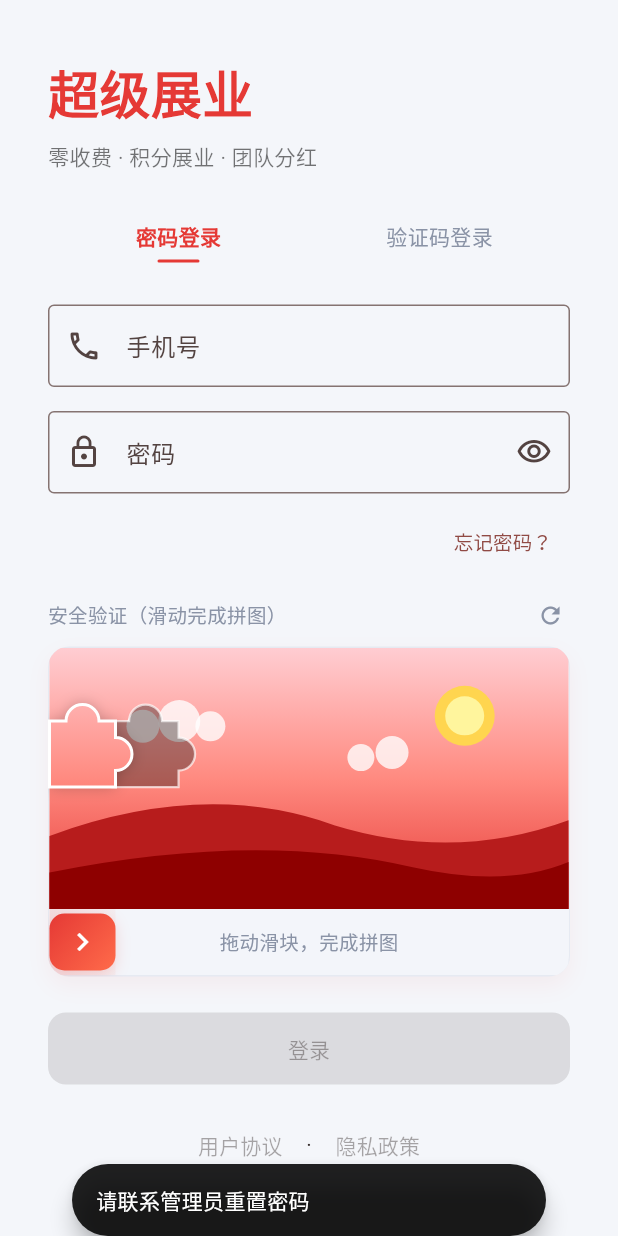
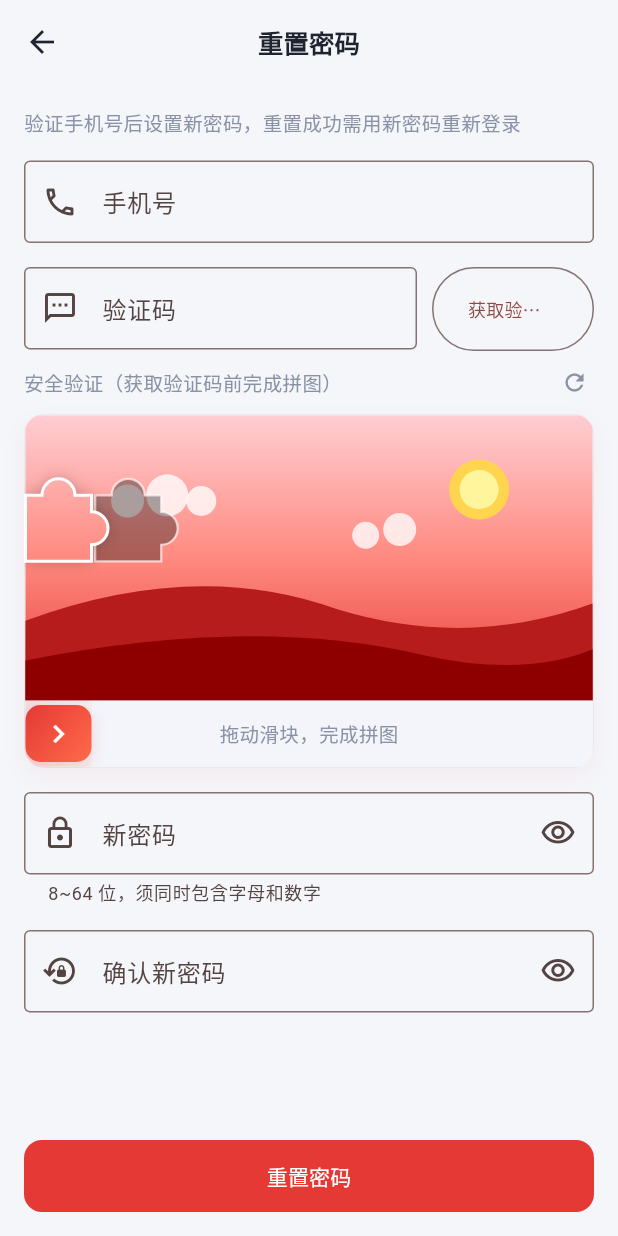
Before and after one commit to assin1203/super-sales-app, a Flutter app: the screen it shows after launch, after a tap on "忘记密码？", on a phone screen of 412 x 824 dp. Run offline on Flutter 3.47's test engine with Material 3 defaults, Android fonts, the phone set to English and light mode, and no system bars; our stand-ins replace dio, flutter_secure_storage, go_router, image_picker, package_info_plus, qr_flutter and 1 more; missing offline and left inert: gal, mobile_scanner; accounts and stored records are empty; network calls fail.

Commit message:
feat(auth): add forgot password page
- login page "忘记密码" now opens /forgot-password instead of a toast
- page: phone + slider captcha + sms code + new password/confirm
- client-side strength rule aligned with server PASSWORD_PATTERN
- submit button pinned to the bottom so it stays visible on long forms
- tests: request body, mismatched confirm, weak password, server rejection

```diff
--- a/lib/core/app_router.dart
+++ b/lib/core/app_router.dart
@@ -9,6 +9,7 @@ import '../features/team/team_tab.dart';
 import '../pages/add_machine_page.dart';
 import '../pages/addresses_page.dart';
 import '../pages/apply_machine_page.dart';
+import '../pages/forgot_password_page.dart';
 import '../pages/login_page.dart';
 import '../pages/machines_page.dart';
 import '../pages/orders_page.dart';
@@ -36,6 +37,11 @@ GoRouter appRouter(AuthProvider auth, {GlobalKey<NavigatorState>? navigatorKey})
       GoRoute(
         path: '/login',
         builder: (context, state) => const LoginPage(),
+      ),
+      // 忘记密码：登录页「忘记密码？」进入，未登录可用
+      GoRoute(
+        path: '/forgot-password',
+        builder: (context, state) => const ForgotPasswordPage(),
       ),
       ShellRoute(
         builder: (context, state, child) => ShellLayout(child: child),
--- /dev/null
+++ b/lib/pages/forgot_password_page.dart
@@ -0,0 +1,321 @@
+import 'dart:async';
+
+import 'package:flutter/material.dart';
+import 'package:go_router/go_router.dart';
+
+import '../core/api/common_api.dart';
+import '../core/api/user_api.dart';
+import '../core/api_client.dart';
+import '../core/slider_captcha.dart';
+import '../core/theme.dart';
+import '../core/toast.dart';
+
+/// 忘记密码（`POST /user/password/reset`，公开端点）：
+/// 手机号 + 短信验证码 + 新密码，无需登录即可访问。
+///
+/// 验证码走与登录同一份 `/common/sms/*`（5 分钟有效、校验通过即消费），
+/// 服务端重置成功后撤销该账号旧 refresh，因此提示用户用新密码重新登录。
+class ForgotPasswordPage extends StatefulWidget {
+  const ForgotPasswordPage({super.key, this.smsApi, this.userApi});
+
+  /// 测试注入点；生产走全局单例（见 [commonApi] / [userApi]）
+  final CommonApi? smsApi;
+  final UserApi? userApi;
+
+  @override
+  State<ForgotPasswordPage> createState() => _ForgotPasswordPageState();
+}
+
+class _ForgotPasswordPageState extends State<ForgotPasswordPage> {
+  late final CommonApi _sms = widget.smsApi ?? commonApi;
+  late final UserApi _users = widget.userApi ?? userApi;
+
+  final _phoneCtrl = TextEditingController();
+  final _codeCtrl = TextEditingController();
+  final _newCtrl = TextEditingController();
+  final _confirmCtrl = TextEditingController();
+  final _formKey = GlobalKey<FormState>();
+
+  bool _obscureNew = true;
+  bool _obscureConfirm = true;
+  bool _verified = false; // 滑块是否已通过
+  bool _sending = false; // 正在请求发送验证码
+  bool _submitting = false;
+  int _countdown = 0; // 重发倒计时（与服务端 60s 冷却对齐）
+  Timer? _timer;
+  int _captchaNonce = 0; // 递增以重建滑块（刷新）
+
+  /// 服务端验证码冷却 60s，前端倒计时与之对齐
+  static const int _resendSeconds = 60;
+
+  /// 大陆手机号：11 位，1[3-9] 开头
+  static final RegExp _phoneRe = RegExp(r'^1[3-9]\d{9}$');
+
+  /// 与服务端 PASSWORD_PATTERN 对齐：8~64 位、须同时含字母与数字、不允许空白
+  static final RegExp _passwordRe = RegExp(r'^(?=.*[A-Za-z])(?=.*\d)\S{8,64}$');
+
+  @override
+  void dispose() {
+    _timer?.cancel();
+    _phoneCtrl.dispose();
+    _codeCtrl.dispose();
+    _newCtrl.dispose();
+    _confirmCtrl.dispose();
+    super.dispose();
+  }
+
+  void _resetCaptcha() {
+    setState(() {
+      _verified = false;
+      _captchaNonce++;
+    });
+  }
+
+  String? _validatePhone(String? v) {
+    final phone = v?.trim() ?? '';
+    if (phone.isEmpty) return '请输入手机号';
+    if (!_phoneRe.hasMatch(phone)) return '手机号格式不正确';
+    return null;
+  }
+
+  String? _validatePassword(String? v) {
+    final pwd = v ?? '';
+    if (pwd.isEmpty) return '请输入新密码';
+    if (!_passwordRe.hasMatch(pwd)) return '8~64 位，须同时包含字母和数字';
+    return null;
+  }
+
+  /// 发送验证码：先过滑块，再起 60s 倒计时
+  Future<void> _sendCode() async {
+    if (_sending || _countdown > 0) return;
+    final phoneError = _validatePhone(_phoneCtrl.text);
+    if (phoneError != null) {
+      showToast(context, phoneError);
+      return;
+    }
+    if (!_verified) {
+      showToast(context, '请先完成滑块验证');
+      return;
+    }
+    setState(() => _sending = true);
+    try {
+      await _sms.sendSms(_phoneCtrl.text.trim());
+      if (!mounted) return;
+      showToast(context, '验证码已发送，5 分钟内有效');
+      _startCountdown();
+    } on ApiException catch (e) {
+      if (!mounted) return;
+      showToast(context, e.displayMessage);
+      // 限流/发送失败让用户重新过滑块，避免反复点
+      _resetCaptcha();
+    } finally {
+      if (mounted) setState(() => _sending = false);
+    }
+  }
+
+  void _startCountdown() {
+    _timer?.cancel();
+    setState(() => _countdown = _resendSeconds);
+    _timer = Timer.periodic(const Duration(seconds: 1), (t) {
+      if (!mounted) {
+        t.cancel();
+        return;
+      }
+      setState(() => _countdown--);
+      if (_countdown <= 0) t.cancel();
+    });
+  }
+
+  /// 提交重置：手机号 + 验证码 + 新密码，成功后回登录页
+  Future<void> _submit() async {
+    if (_submitting) return;
+    if (!(_formKey.currentState?.validate() ?? false)) return;
+    final newPwd = _newCtrl.text.trim();
+    if (newPwd != _confirmCtrl.text.trim()) {
+      showToast(context, '两次输入的新密码不一致');
+      return;
+    }
+
+    setState(() => _submitting = true);
+    try {
+      await _users.resetPassword(
+        phone: _phoneCtrl.text.trim(),
+        code: _codeCtrl.text.trim(),
+        newPassword: newPwd,
+      );
+      if (!mounted) return;
+      showToast(context, '密码已重置，请用新密码登录');
+      context.go('/login');
+    } on ApiException catch (e) {
+      if (!mounted) return;
+      showToast(context, e.displayMessage);
+      // 未注册（20001）等业务失败：让用户改号后重新过滑块
+      _resetCaptcha();
+    } finally {
+      if (mounted) setState(() => _submitting = false);
+    }
+  }
+
+  @override
+  Widget build(BuildContext context) {
+    return Scaffold(
+      appBar: AppBar(title: const Text('重置密码')),
+      body: ListView(
+        padding: const EdgeInsets.all(16),
+        children: [
+          const Text(
+            '验证手机号后设置新密码，重置成功需用新密码重新登录',
+            style: TextStyle(fontSize: 13, color: kqwTextSecondary),
+          ),
+          const SizedBox(height: 16),
+          Form(
+            key: _formKey,
+            child: Column(
+              children: [
+                TextFormField(
+                  controller: _phoneCtrl,
+                  keyboardType: TextInputType.phone,
+                  textInputAction: TextInputAction.next,
+                  maxLength: 11,
+                  style: const TextStyle(fontSize: 15),
+                  validator: _validatePhone,
+                  decoration: const InputDecoration(
+                    labelText: '手机号',
+                    prefixIcon: Icon(Icons.phone_outlined),
+                    counter: SizedBox.shrink(),
+                    border: OutlineInputBorder(),
+                  ),
+                ),
+                const SizedBox(height: 16),
+                Row(
+                  crossAxisAlignment: CrossAxisAlignment.start,
+                  children: [
+                    Expanded(
+                      child: TextFormField(
+                        controller: _codeCtrl,
+                        keyboardType: TextInputType.number,
+                        textInputAction: TextInputAction.next,
+                        maxLength: 6,
+                        style: const TextStyle(fontSize: 15),
+                        validator: (v) {
+                          final code = v?.trim() ?? '';
+                          if (!RegExp(r'^\d{6}$').hasMatch(code)) return '请输入 6 位验证码';
+                          return null;
+                        },
+                        decoration: const InputDecoration(
+                          labelText: '验证码',
+                          prefixIcon: Icon(Icons.sms_outlined),
+                          counter: SizedBox.shrink(),
+                          border: OutlineInputBorder(),
+                        ),
+                      ),
+                    ),
+                    const SizedBox(width: 10),
+                    SizedBox(
+                      width: 108,
+                      height: 56,
+                      child: OutlinedButton(
+                        onPressed: (_sending || _countdown > 0) ? null : _sendCode,
+                        child: Text(
+                          _sending ? '发送中' : (_countdown > 0 ? '${_countdown}s 后重发' : '获取验证码'),
+                          style: const TextStyle(fontSize: 12),
+                          maxLines: 1,
+                          overflow: TextOverflow.ellipsis,
+                        ),
+                      ),
+                    ),
+                  ],
+                ),
+                const SizedBox(height: 8),
+                _captchaSection(),
+                const SizedBox(height: 16),
+                TextFormField(
+                  controller: _newCtrl,
+                  obscureText: _obscureNew,
+                  textInputAction: TextInputAction.next,
+                  style: const TextStyle(fontSize: 15),
+                  validator: _validatePassword,
+                  decoration: InputDecoration(
+                    labelText: '新密码',
+                    helperText: '8~64 位，须同时包含字母和数字',
+                    prefixIcon: const Icon(Icons.lock_outline),
+                    suffixIcon: IconButton(
+                      icon: Icon(_obscureNew ? Icons.visibility_outlined : Icons.visibility_off_outlined),
+                      onPressed: () => setState(() => _obscureNew = !_obscureNew),
+                    ),
+                    border: const OutlineInputBorder(),
+                  ),
+                ),
+                const SizedBox(height: 16),
+                TextFormField(
+                  controller: _confirmCtrl,
+                  obscureText: _obscureConfirm,
+                  textInputAction: TextInputAction.done,
+                  onFieldSubmitted: (_) => _submit(),
+                  style: const TextStyle(fontSize: 15),
+                  validator: (v) {
+                    if ((v ?? '').isEmpty) return '请再次输入新密码';
+                    return null;
+                  },
+                  decoration: InputDecoration(
+                    labelText: '确认新密码',
+                    prefixIcon: const Icon(Icons.lock_reset_outlined),
+                    suffixIcon: IconButton(
+                      icon: Icon(_obscureConfirm ? Icons.visibility_outlined : Icons.visibility_off_outlined),
+                      onPressed: () => setState(() => _obscureConfirm = !_obscureConfirm),
+                    ),
+                    border: const OutlineInputBorder(),
+                  ),
+                ),
+              ],
+            ),
+          ),
+          const SizedBox(height: 24),
+        ],
+      ),
+      // 提交按钮常驻底部：长表单滚动到底才见按钮容易漏，键盘弹起也会被顶上来
+      bottomNavigationBar: SafeArea(
+        minimum: const EdgeInsets.fromLTRB(16, 8, 16, 16),
+        child: SizedBox(
+          width: double.infinity,
+          height: 48,
+          child: FilledButton(
+            onPressed: _submitting ? null : _submit,
+            child: _submitting
+                ? const SizedBox(width: 20, height: 20, child: CircularProgressIndicator(strokeWidth: 2))
+                : const Text('重置密码'),
+          ),
+        ),
+      ),
+    );
+  }
+
+  /// 滑块验证码区块 + 刷新按钮（与登录页同一套防刷交互）
+  Widget _captchaSection() {
+    return Column(
+      crossAxisAlignment: CrossAxisAlignment.start,
+      children: [
+        Row(
+          mainAxisAlignment: MainAxisAlignment.spaceBetween,
+          children: [
+            Text(
+                _verified ? '安全验证' : '安全验证（获取验证码前完成拼图）',
+                style: const TextStyle(fontSize: 13, color: kqwTextSecondary)),
+            InkWell(
+              onTap: _resetCaptcha,
+              child: const Padding(
+                padding: EdgeInsets.all(4),
+                child: Icon(Icons.refresh, size: 18, color: kqwTextSecondary),
+              ),
+            ),
+          ],
+        ),
+        const SizedBox(height: 8),
+        SliderCaptcha(
+          key: ValueKey(_captchaNonce),
+          onComplete: () => setState(() => _verified = true),
+        ),
+      ],
+    );
+  }
+}
--- a/lib/pages/login_page.dart
+++ b/lib/pages/login_page.dart
@@ -283,7 +283,7 @@ class _LoginPageState extends State<LoginPage> {
         Align(
           alignment: Alignment.centerRight,
           child: TextButton(
-            onPressed: () => showToast(context, '请联系管理员重置密码'),
+            onPressed: () => context.push('/forgot-password'),
             child: const Text('忘记密码？', style: TextStyle(fontSize: 13)),
           ),
         ),
```
Also changed, not shown: lib/core/api/user_api.dart (+14 -0 lines), 2 other files.
